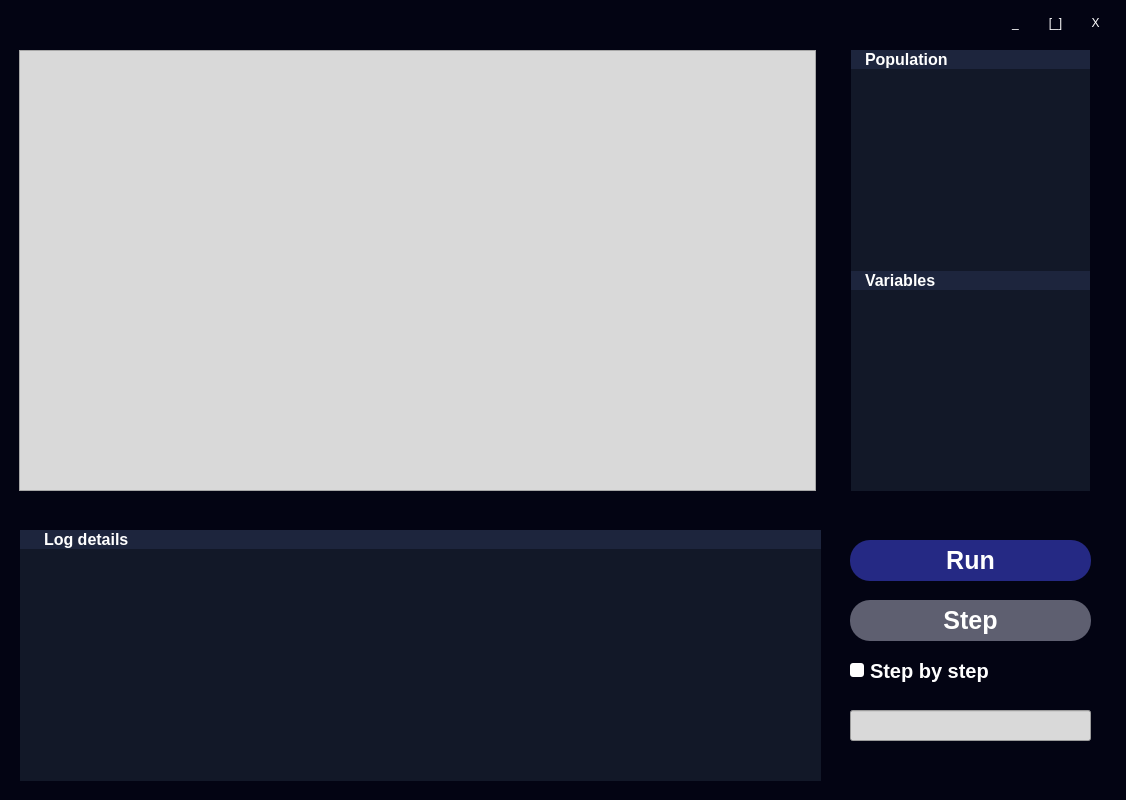
Qt form GUI/form.ui (KiriltsevDaniil/EvAlgPractice) before a commit.
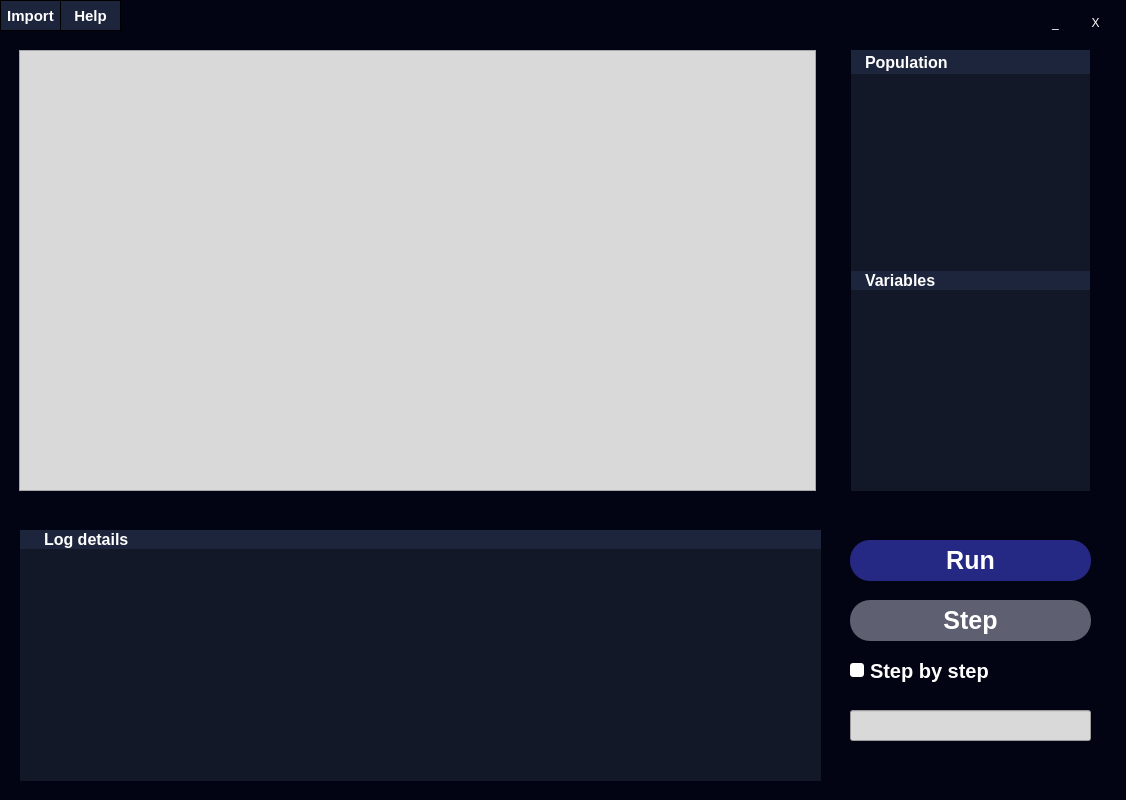
The same form after that commit.

Diff of the .ui file:
```diff
--- a/GUI/form.ui
+++ b/GUI/form.ui
@@ -267,26 +267,6 @@
   <widget class="QPushButton" name="TrayBtn">
    <property name="geometry">
     <rect>
-     <x>1000</x>
-     <y>10</y>
-     <width>31</width>
-     <height>25</height>
-    </rect>
-   </property>
-   <property name="styleSheet">
-    <string notr="true">*{
-	color: white;
-	background: rgb(3, 4, 19);
-	border: 0px solid rgb(3, 4, 19);;
-}</string>
-   </property>
-   <property name="text">
-    <string>_</string>
-   </property>
-  </widget>
-  <widget class="QPushButton" name="MaximizeBtn">
-   <property name="geometry">
-    <rect>
      <x>1040</x>
      <y>10</y>
      <width>31</width>
@@ -301,7 +281,7 @@
 }</string>
    </property>
    <property name="text">
-    <string>[_]</string>
+    <string>_</string>
    </property>
   </widget>
   <widget class="QWidget" name="horizontalLayoutWidget">
@@ -333,7 +313,7 @@
        <number>0</number>
       </property>
       <item>
-       <layout class="QVBoxLayout" name="PopulationLayout">
+       <layout class="QVBoxLayout" name="PopulationLayout" stretch="20,197">
         <property name="spacing">
          <number>0</number>
         </property>
@@ -354,48 +334,47 @@
          </widget>
         </item>
         <item>
-         <widget class="QTreeView" name="treeView_2">
+         <widget class="QScrollArea" name="PopulationBox">
+          <property name="enabled">
+           <bool>true</bool>
+          </property>
+          <property name="sizePolicy">
+           <sizepolicy hsizetype="Expanding" vsizetype="MinimumExpanding">
+            <horstretch>0</horstretch>
+            <verstretch>0</verstretch>
+           </sizepolicy>
+          </property>
+          <property name="minimumSize">
+           <size>
+            <width>0</width>
+            <height>197</height>
+           </size>
+          </property>
+          <property name="maximumSize">
+           <size>
+            <width>16777215</width>
+            <height>197</height>
+           </size>
+          </property>
           <property name="styleSheet">
-           <string notr="true">QTreeView
-{
+           <string notr="true">
 	background: #121828;
 	border: none;
-}
-
-QScrollBar:vertical
-{
-	background: #1D253D;
-	border: 0px solid red;
-	border-radius: 7px;
-}
-
-QScrollBar::handle:vertical
-{
-	background: #C6C8CE;
-	border: 0px solid red;
-	border-radius: 7px;
-}
-
-QScrollBar::add-line:vertical,
-QScrollBar::sub-line:vertical,
-QScrollBar::add-page:vertical,
-QScrollBar::sub-page:vertical
-{
-	height: 0px;
-}</string>
+</string>
           </property>
-          <property name="verticalScrollBarPolicy">
-           <enum>Qt::ScrollBarAsNeeded</enum>
+          <property name="widgetResizable">
+           <bool>true</bool>
           </property>
-          <property name="horizontalScrollBarPolicy">
-           <enum>Qt::ScrollBarAlwaysOff</enum>
-          </property>
-          <property name="sizeAdjustPolicy">
-           <enum>QAbstractScrollArea::AdjustToContents</enum>
-          </property>
-          <attribute name="headerVisible">
-           <bool>false</bool>
-          </attribute>
+          <widget class="QWidget" name="scrollAreaWidgetContents_3">
+           <property name="geometry">
+            <rect>
+             <x>0</x>
+             <y>0</y>
+             <width>235</width>
+             <height>197</height>
+            </rect>
+           </property>
+          </widget>
          </widget>
         </item>
        </layout>
@@ -472,6 +451,61 @@
     </item>
    </layout>
   </widget>
+  <widget class="QPushButton" name="ImportBtn">
+   <property name="geometry">
+    <rect>
+     <x>0</x>
+     <y>0</y>
+     <width>61</width>
+     <height>31</height>
+    </rect>
+   </property>
+   <property name="styleSheet">
+    <string notr="true">QPushButton {
+border: 1px solid black;
+background: #1D253D;
+color: white;
+font: bold 15px;
+}
+QPushButton:hover{
+border: 1px solid black;
+background: #262d42;
+color: white;
+font: bold 15px;
+}</string>
+   </property>
+   <property name="text">
+    <string>Import</string>
+   </property>
+  </widget>
+  <widget class="QPushButton" name="HelpBtn">
+   <property name="geometry">
+    <rect>
+     <x>60</x>
+     <y>0</y>
+     <width>61</width>
+     <height>31</height>
+    </rect>
+   </property>
+   <property name="styleSheet">
+    <string notr="true">QPushButton {
+border: 1px solid black;
+background: #1D253D;
+color: white;
+font: bold 15px;
+}
+
+QPushButton:hover{
+border: 1px solid black;
+background: #262d42;
+color: white;
+font: bold 15px;
+}</string>
+   </property>
+   <property name="text">
+    <string>Help</string>
+   </property>
+  </widget>
  </widget>
  <resources/>
  <connections/>
```
Left out of the diff: 80 changed lines with no effect on the pictures.
